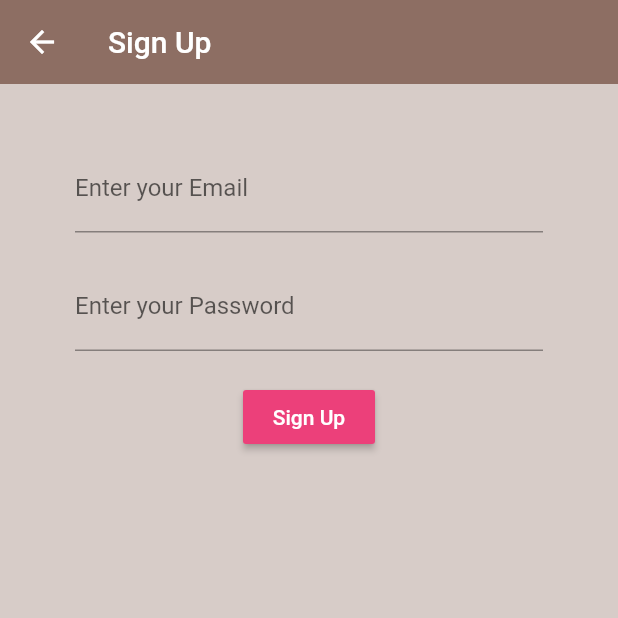
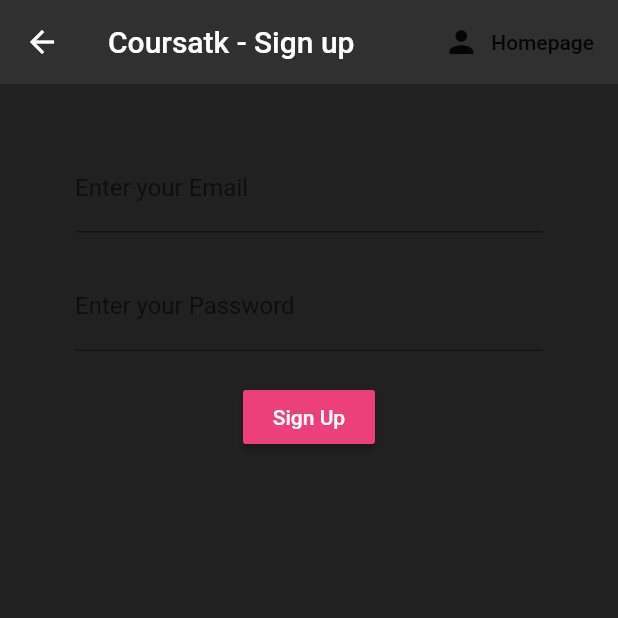
Before and after one commit to MuhamedOsama/Coursatk, a Flutter app: the Register screen opened directly, on a phone screen of 412 x 824 dp, the top half of it. Run offline on Flutter 3.47's test engine with Material 2 defaults, Android fonts, the phone set to English and light mode, and no system bars; our stand-ins replace firebase_auth; accounts and stored records are empty.

Commit message:
navigation! UwU

```diff
--- a/lib/screens/authenticate/register.dart
+++ b/lib/screens/authenticate/register.dart
@@ -17,11 +17,18 @@ class _RegisterState extends State<Register> {
   @override
   Widget build(BuildContext context) {
     return Scaffold(
-        backgroundColor: Colors.brown[100],
+        backgroundColor: Colors.grey[900],
         appBar: AppBar(
-          backgroundColor: Colors.brown[400],
+          backgroundColor: Colors.grey[850],
           elevation: 0.0,
-          title: Text('Sign Up'),
+          title: Text('Coursatk - Sign up'),
+          actions: <Widget>[
+            FlatButton.icon(
+              icon: Icon(Icons.person),
+              label: Text('Homepage'),
+              onPressed: () {},
+            )
+          ],
         ),
         body: Container(
           padding: EdgeInsets.symmetric(vertical: 20.0, horizontal: 50.0),
```
Also changed, not shown: lib/screens/authenticate/authenticate.dart (+17 -2 lines), lib/screens/authenticate/sign_in.dart (+10 -3 lines).
